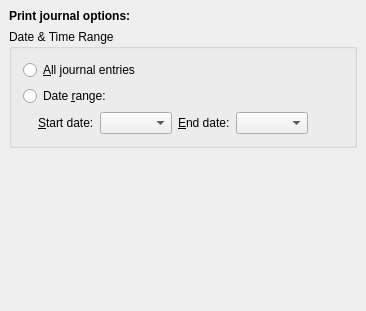
This is plugins/printing/journal/calprintjournalconfig_base.ui in KDE/korganizer as Qt 5 draws it before an edit. The edited form follows.
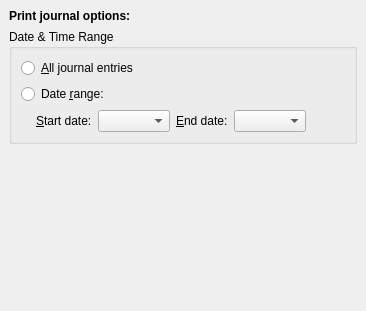
This is the edited form. Custom widgets are drawn as their Qt base class.

```diff
--- a/plugins/printing/journal/calprintjournalconfig_base.ui
+++ b/plugins/printing/journal/calprintjournalconfig_base.ui
@@ -166,7 +166,6 @@
    </item>
   </layout>
  </widget>
- <layoutdefault spacing="6" margin="11" />
  <customwidgets>
   <customwidget>
    <class>KPIM::KDateEdit</class>
```
